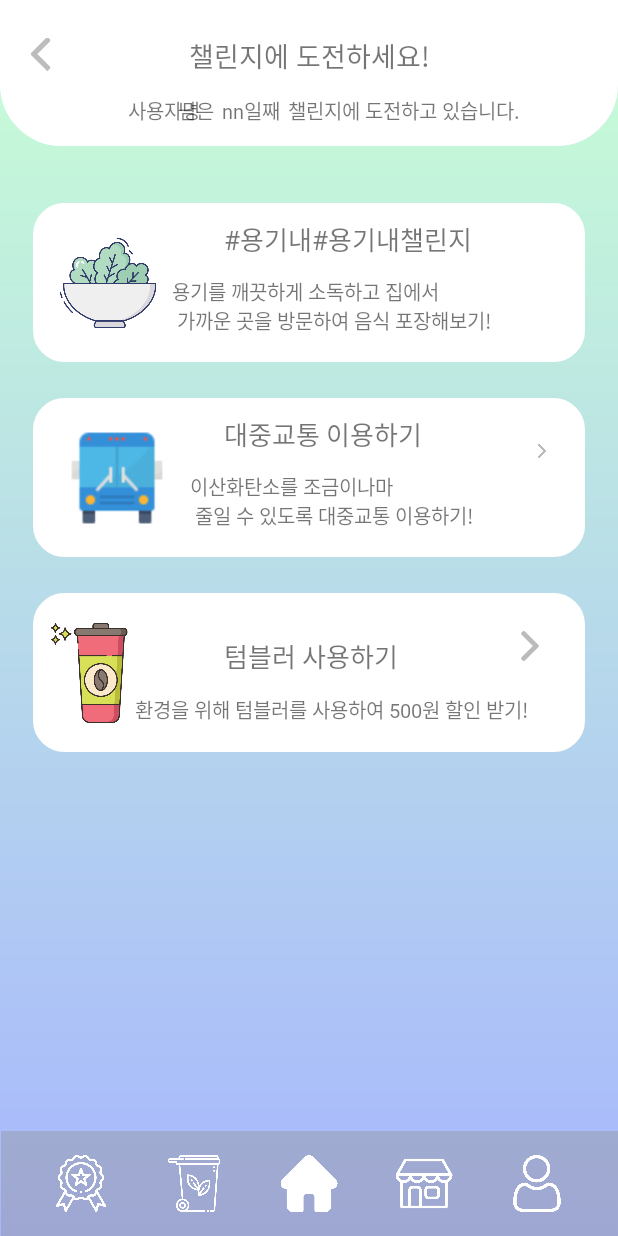
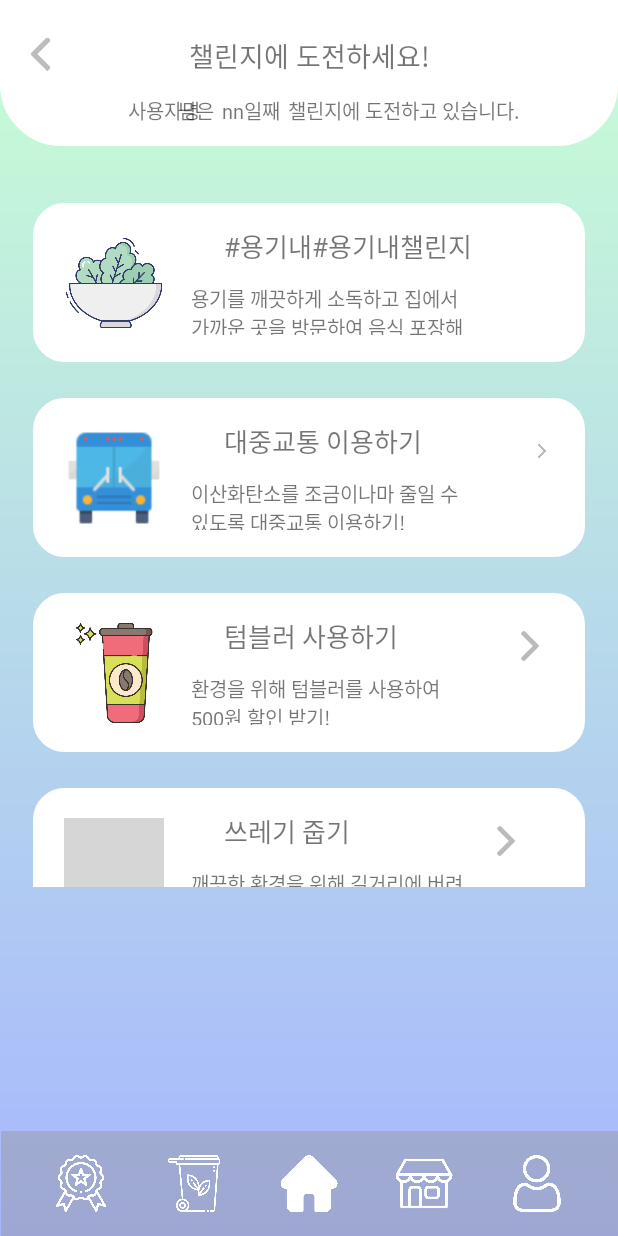
Before and after one commit to jxxny/GreenDay, an Android app: the challenge screen opened directly, with no data from a screen before it, on a phone screen of 412 x 824 dp. Run offline under Robolectric (Android 15) with nearby library versions, the phone set to English and light mode, and no system bars; grey boxes are pictures that could not be loaded.

Commit message:
한번 바꿔봄

```diff
--- a/app/src/main/java/com/example/greenday/Challenge_DB.java
+++ b/app/src/main/java/com/example/greenday/Challenge_DB.java
@@ -7,7 +7,7 @@ import android.database.sqlite.SQLiteOpenHelper;
 import androidx.annotation.Nullable;
 
 public class Challenge_DB extends SQLiteOpenHelper {
-    public static final int DATAVBASE_VERSION = 1;
+    public static final int DATAVBASE_VERSION = 4;
 
     public Challenge_DB(@Nullable Context context) {
         super(context, "challenge_db", null, DATAVBASE_VERSION);
@@ -23,14 +23,19 @@ public class Challenge_DB extends SQLiteOpenHelper {
 
         db.execSQL(challengeSQL);
 
-        challengeSQL = "INSERT INTO challenge(cha_type, cha_name, cha_intro) VALUES('용기', '#용기내#용기내챌린지', '용기를 깨끗하게 소독하고 집에서\n 가까운 곳을 방문하여 음식 포장해보기!')";
+        challengeSQL = "INSERT INTO challenge(cha_type, cha_name, cha_intro) VALUES('용기', '#용기내#용기내챌린지', '용기를 깨끗하게 소독하고 집에서 가까운 곳을 방문하여 음식 포장해보기!')";
         db.execSQL(challengeSQL);
 
-        challengeSQL = "INSERT INTO challenge(cha_type, cha_name, cha_intro) VALUES('대중교통', '대중교통 이용하기', '이산화탄소를 조금이나마\n 줄일 수 있도록 대중교통 이용하기!')";
+        challengeSQL = "INSERT INTO challenge(cha_type, cha_name, cha_intro) VALUES('대중교통', '대중교통 이용하기', '이산화탄소를 조금이나마 줄일 수 있도록 대중교통 이용하기!')";
         db.execSQL(challengeSQL);
 
         challengeSQL = "INSERT INTO challenge(cha_type, cha_name, cha_intro) VALUES('텀블러', '텀블러 사용하기', '환경을 위해 텀블러를 사용하여 500원 할인 받기!')";
         db.execSQL(challengeSQL);
+
+        challengeSQL = "INSERT INTO challenge(cha_type, cha_name, cha_intro) VALUES('쓰레기', '쓰레기 줍기', '깨끗한 환경을 위해 길거리에 버려진 쓰레기를 주워 쓰레기통에 넣기')";
+        db.execSQL(challengeSQL);
+
+
 
     }
 
--- a/app/src/main/java/com/example/greenday/challenge.java
+++ b/app/src/main/java/com/example/greenday/challenge.java
@@ -84,6 +84,9 @@ public class challenge extends AppCompatActivity {
 
             if(holder.type.getText().equals("텀블러"))
                 imageView.setImageDrawable(ResourcesCompat.getDrawable(getResources(), R.drawable.tumbler, null));
+
+            if(holder.type.getText().equals("쓰레기"))
+                imageView.setImageDrawable(ResourcesCompat.getDrawable(getResources(),R.drawable.trash, null));
         }
 
         @Override
--- a/app/src/main/res/layout/challenge_list.xml
+++ b/app/src/main/res/layout/challenge_list.xml
@@ -24,8 +24,8 @@
 
     <TextView
         android:id="@+id/chall_intro"
-        android:layout_width="wrap_content"
-        android:layout_height="wrap_content"
+        android:layout_width="187dp"
+        android:layout_height="34dp"
         android:layout_marginEnd="99dp"
         android:layout_marginRight="99dp"
         android:layout_marginBottom="20dp"
@@ -51,8 +51,8 @@
 
     <ImageView
         android:id="@+id/chall_img_1"
-        android:layout_width="0dp"
-        android:layout_height="0dp"
+        android:layout_width="100dp"
+        android:layout_height="100dp"
         android:layout_marginStart="32dp"
         android:layout_marginLeft="32dp"
         android:layout_marginTop="19dp"
@@ -61,6 +61,7 @@
         android:layout_marginBottom="19dp"
         app:layout_constraintBottom_toBottomOf="parent"
         app:layout_constraintEnd_toStartOf="@+id/chall_intro"
+        app:layout_constraintHorizontal_bias="0.64"
         app:layout_constraintStart_toStartOf="parent"
         app:layout_constraintTop_toTopOf="parent"
         app:srcCompat="@drawable/salad" />
```
